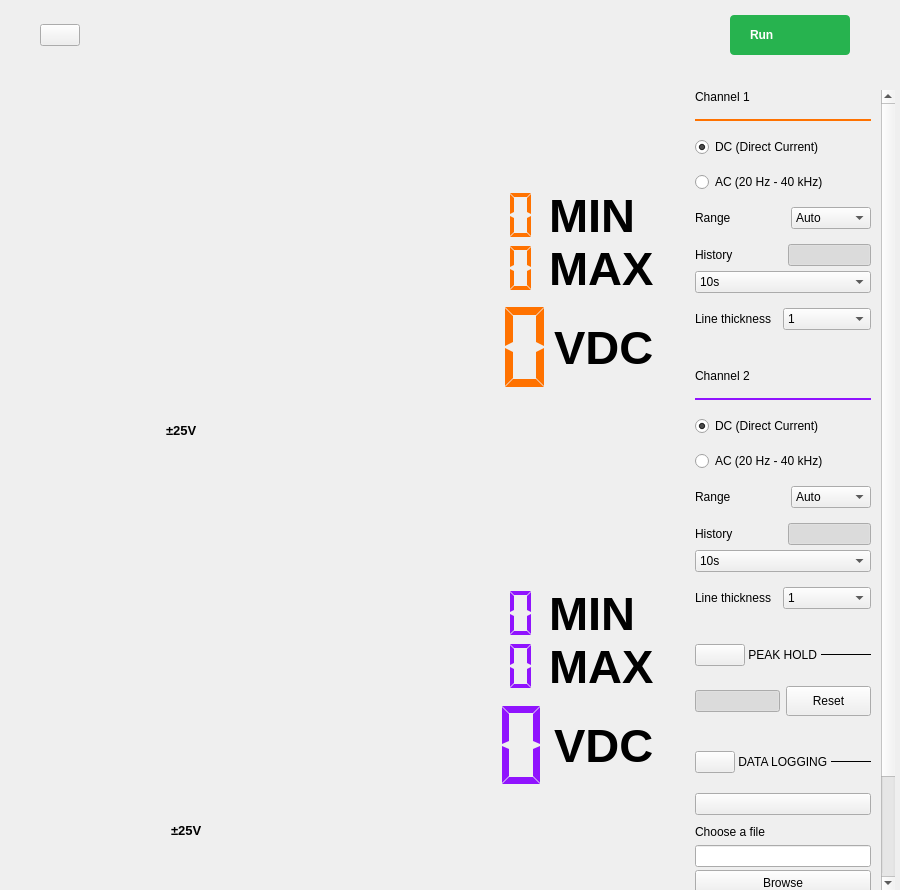
This is ui/dmm.ui in analogdevicesinc/scopy as Qt 5 draws it before an edit. The edited form follows.
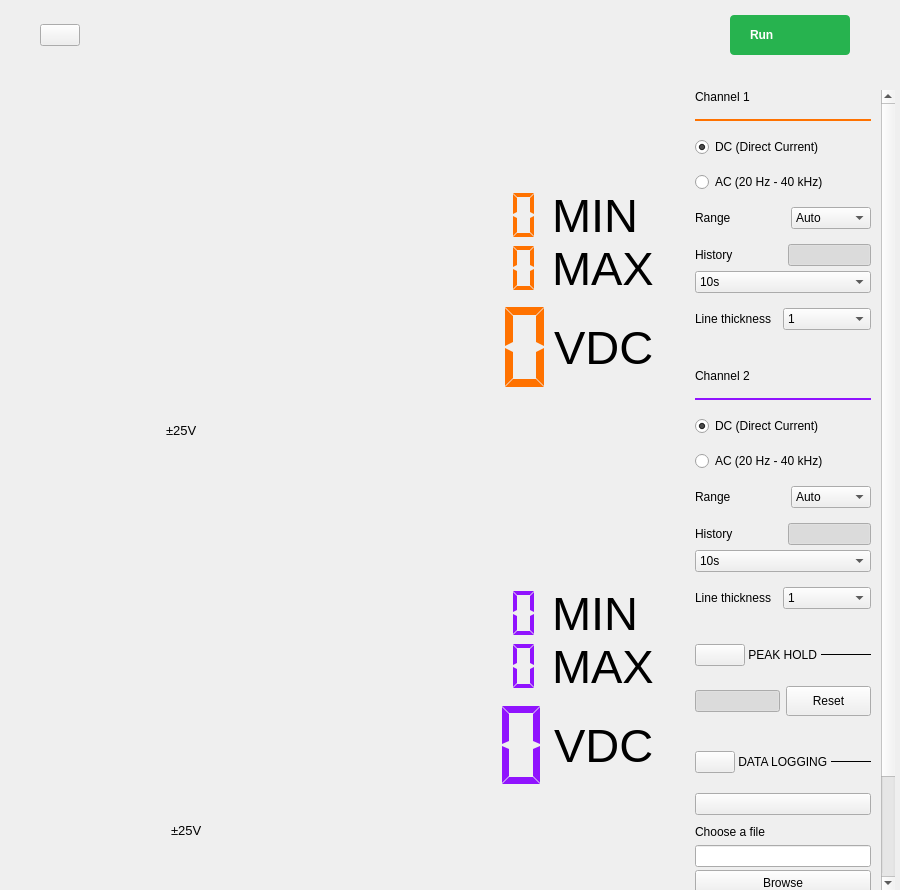
This is the edited form. Icons and pictures are not drawn. Custom widgets are drawn as their Qt base class.

Commit message: dmm: fix notes label size

```diff
--- a/ui/dmm.ui
+++ b/ui/dmm.ui
@@ -155,11 +155,7 @@
      <item>
       <widget class="adiscope::DetachDragZone" name="leftPanel" native="true">
        <property name="styleSheet">
-        <string notr="true">QLabel { 
-	 font-size: 51px; 
-	font-weight: bold; 
-	qproperty-alignment: 'AlignBottom | AlignLeft';
- }</string>
+        <string notr="true"/>
        </property>
        <layout class="QHBoxLayout" name="horizontalLayout_8">
         <property name="leftMargin">
```
Left out of the diff: 11 changed lines with no effect on the pictures.
